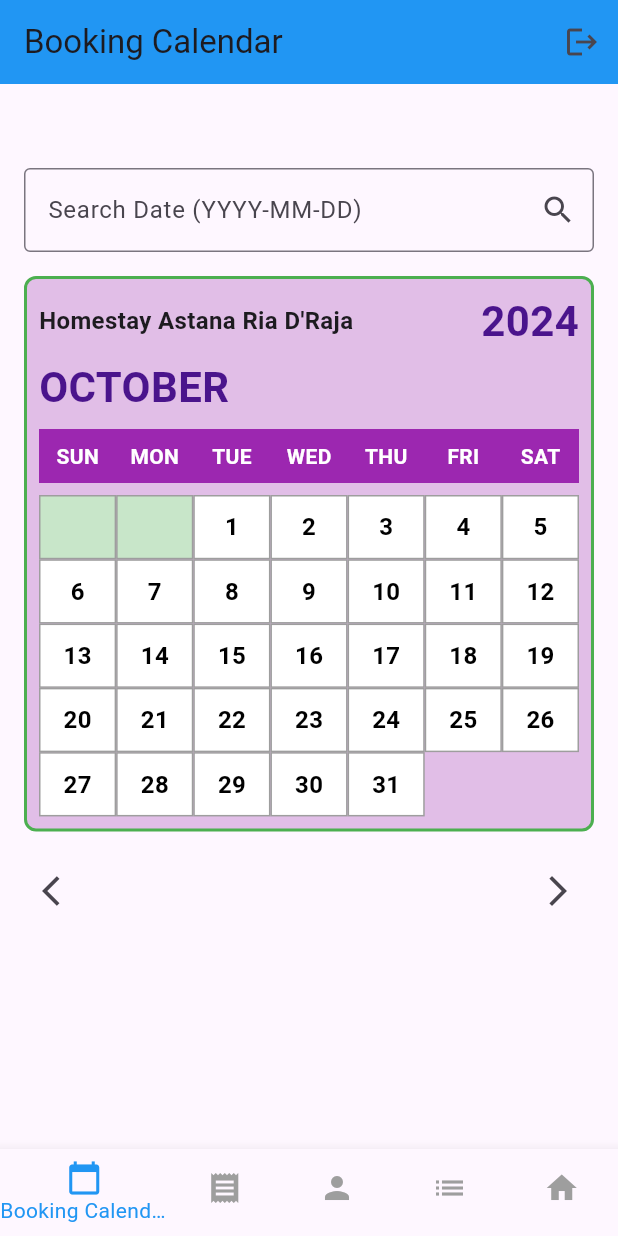
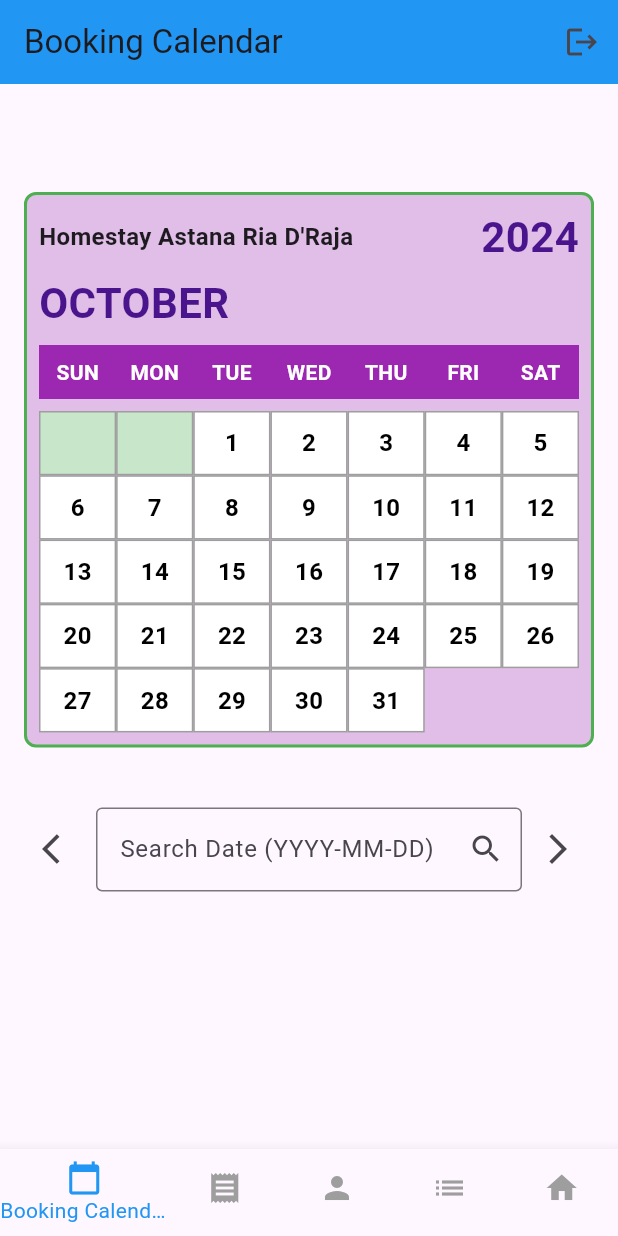
Before and after one commit to Kshn7/Hakimi, a Flutter app: the screen it shows once a user with an empty profile is signed in, on a phone screen of 412 x 824 dp. Run offline on Flutter 3.47's test engine with Material 3 defaults, Android fonts, the phone set to English and light mode, and no system bars; our stand-ins replace cloud_firestore, firebase_auth, firebase_core; accounts and stored records are empty.

Commit message:
calendar adjsutment

```diff
--- a/lib/calendar/calendar.dart
+++ b/lib/calendar/calendar.dart
@@ -152,25 +152,7 @@ class _BookingCalendarPageState extends State<BookingCalendarPage> {
             height: 40,
           ),
           // Search Bar
-          Row(
-            children: [
-              Expanded(
-                child: TextField(
-                  controller: dateController,
-                  decoration: InputDecoration(
-                    labelText: "Search Date (YYYY-MM-DD)",
-                    border: OutlineInputBorder(),
-                    suffixIcon: IconButton(
-                      icon: const Icon(Icons.search),
-                      onPressed: () {
-                        jumpToDate(dateController.text);
-                      },
-                    ),
-                  ),
-                ),
-              ),
-            ],
-          ),
+
           const SizedBox(height: 16),
           // Calendar Header
           Container(
@@ -323,7 +305,7 @@ class _BookingCalendarPageState extends State<BookingCalendarPage> {
               ],
             ),
           ),
-          const SizedBox(height: 16),
+          const SizedBox(height: 40),
           // Navigation Buttons
           Row(
             mainAxisAlignment: MainAxisAlignment.spaceBetween,
@@ -331,6 +313,21 @@ class _BookingCalendarPageState extends State<BookingCalendarPage> {
               IconButton(
                 icon: const Icon(Icons.arrow_back_ios),
                 onPressed: decrementMonth,
+              ),
+              Expanded(
+                child: TextField(
+                  controller: dateController,
+                  decoration: InputDecoration(
+                    labelText: "Search Date (YYYY-MM-DD)",
+                    border: OutlineInputBorder(),
+                    suffixIcon: IconButton(
+                      icon: const Icon(Icons.search),
+                      onPressed: () {
+                        jumpToDate(dateController.text);
+                      },
+                    ),
+                  ),
+                ),
               ),
               IconButton(
                 icon: const Icon(Icons.arrow_forward_ios),
```
